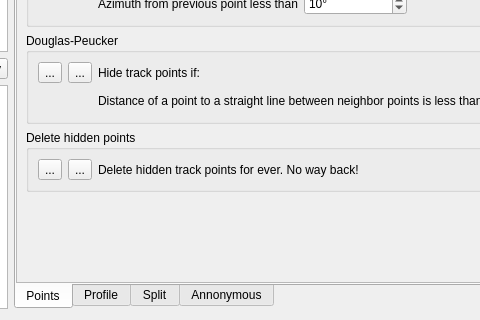
The window that src/ITrackFilterWidget.ui (ntruchsess/QLandkarteGT) describes before a commit, drawn with Qt 5; both pictures show x 259 to 739 and y 184 to 504 of the 1068 by 504 pixel window.
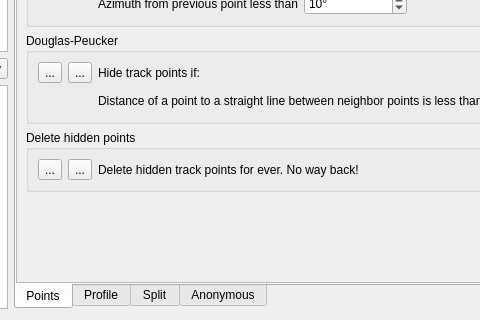
The same window after the commit. Icons and pictures are not drawn.

Commit message: Fix spelling of "anonymous".

Diff of the .ui file:
```diff
--- a/src/ITrackFilterWidget.ui
+++ b/src/ITrackFilterWidget.ui
@@ -1110,7 +1110,7 @@
         <normaloff>:/icons/cache/Virtual-Cache.png</normaloff>:/icons/cache/Virtual-Cache.png</iconset>
       </attribute>
       <attribute name="title">
-       <string>Annonymous</string>
+       <string>Anonymous</string>
       </attribute>
       <layout class="QVBoxLayout" name="verticalLayout_6">
        <item>
```
Left out of the diff: 2 changed lines with no effect on the pictures.
